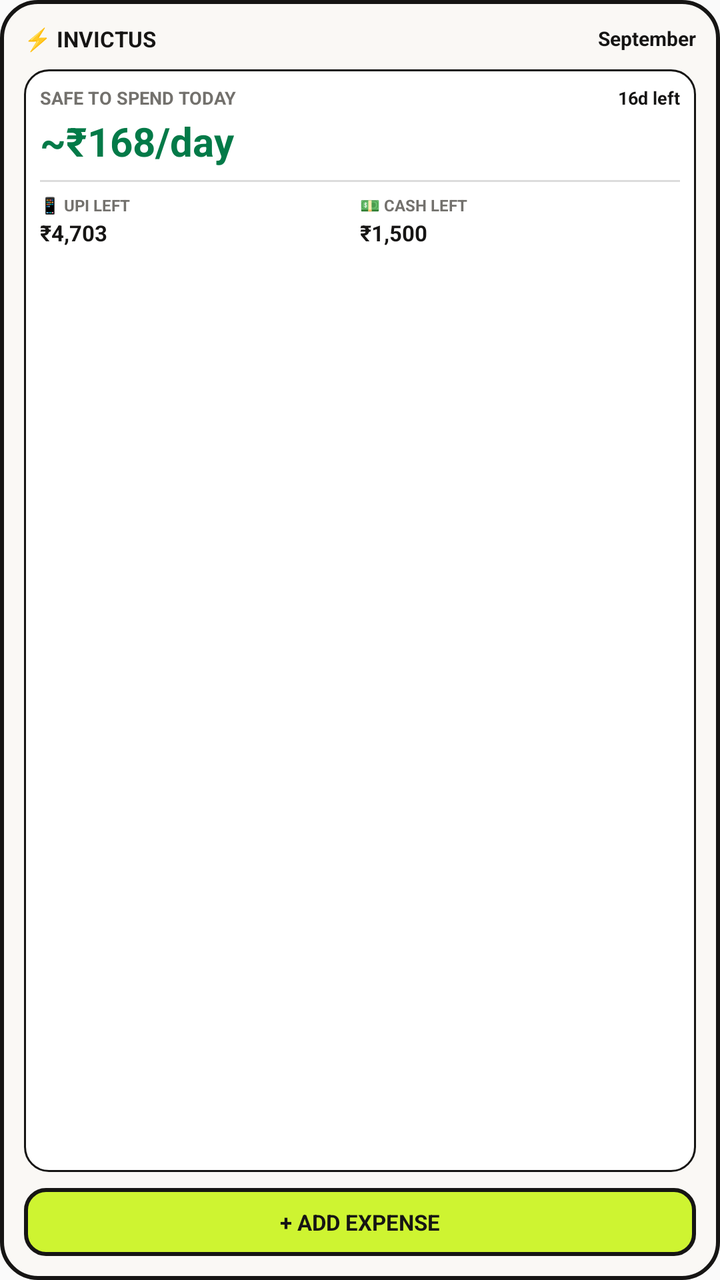
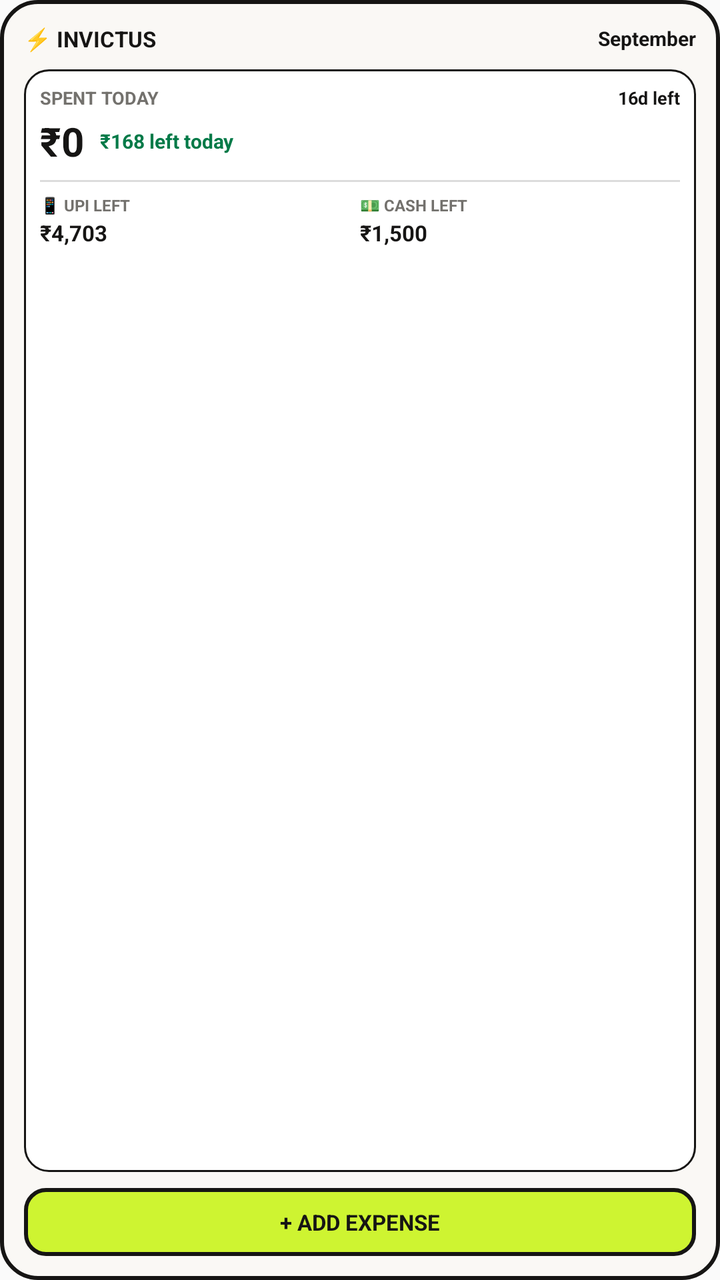

Screens rendered from an Android XML layout before and after an edit, with the pre-edit source and the edit as a unified diff.
<!-- AndroidManifest.xml: application theme AppTheme -->
<!-- res/layout/widget_safe_spend.xml -->
<?xml version="1.0" encoding="utf-8"?>
<LinearLayout xmlns:android="http://schemas.android.com/apk/res/android"
    android:id="@+id/widget_container"
    android:layout_width="match_parent"
    android:layout_height="match_parent"
    android:orientation="vertical"
    android:background="@drawable/widget_background"
    android:padding="12dp">

    
    <LinearLayout
        android:layout_width="match_parent"
        android:layout_height="wrap_content"
        android:orientation="horizontal"
        android:gravity="center_vertical">

        <TextView
            android:id="@+id/widget_title"
            android:layout_width="0dp"
            android:layout_height="wrap_content"
            android:layout_weight="1"
            android:text="⚡ INVICTUS"
            android:textColor="#161514"
            android:textSize="11sp"
            android:textStyle="bold" />

        <TextView
            android:id="@+id/widget_month_label"
            android:layout_width="wrap_content"
            android:layout_height="wrap_content"
            android:text="September"
            android:textColor="#161514"
            android:textSize="10sp"
            android:textStyle="bold" />
    </LinearLayout>

    
    <LinearLayout
        android:layout_width="match_parent"
        android:layout_height="0dp"
        android:layout_weight="1"
        android:layout_marginTop="8dp"
        android:layout_marginBottom="8dp"
        android:orientation="vertical"
        android:background="@drawable/widget_card_inset"
        android:padding="8dp">

        
        <LinearLayout
            android:layout_width="match_parent"
            android:layout_height="wrap_content"
            android:orientation="horizontal"
            android:gravity="center_vertical">

            <TextView
                android:layout_width="0dp"
                android:layout_height="wrap_content"
                android:layout_weight="1"
                android:text="SAFE TO SPEND TODAY"
                android:textColor="#73716D"
                android:textSize="9sp"
                android:textStyle="bold" />

            <TextView
                android:id="@+id/widget_days_left"
                android:layout_width="wrap_content"
                android:layout_height="wrap_content"
                android:text="16d left"
                android:textColor="#161514"
                android:textSize="9sp"
                android:textStyle="bold" />
        </LinearLayout>

        
        <TextView
            android:id="@+id/widget_safe_amount"
            android:layout_width="match_parent"
            android:layout_height="wrap_content"
            android:layout_marginTop="2dp"
            android:text="~₹168/day"
            android:textColor="#037A48"
            android:textSize="20sp"
            android:textStyle="bold" />

        
        <FrameLayout
            android:layout_width="match_parent"
            android:layout_height="1dp"
            android:layout_marginTop="6dp"
            android:layout_marginBottom="6dp"
            android:background="#26161514" />

        
        <LinearLayout
            android:layout_width="match_parent"
            android:layout_height="wrap_content"
            android:orientation="horizontal">

            <LinearLayout
                android:layout_width="0dp"
                android:layout_height="wrap_content"
                android:layout_weight="1"
                android:orientation="vertical">

                <TextView
                    android:layout_width="wrap_content"
                    android:layout_height="wrap_content"
                    android:text="📱 UPI LEFT"
                    android:textColor="#73716D"
                    android:textSize="8sp"
                    android:textStyle="bold" />

                <TextView
                    android:id="@+id/widget_upi_left"
                    android:layout_width="wrap_content"
                    android:layout_height="wrap_content"
                    android:layout_marginTop="1dp"
                    android:text="₹4,703"
                    android:textColor="#161514"
                    android:textSize="11sp"
                    android:textStyle="bold" />
            </LinearLayout>

            <LinearLayout
                android:layout_width="0dp"
                android:layout_height="wrap_content"
                android:layout_weight="1"
                android:orientation="vertical">

                <TextView
                    android:layout_width="wrap_content"
                    android:layout_height="wrap_content"
                    android:text="💵 CASH LEFT"
                    android:textColor="#73716D"
                    android:textSize="8sp"
                    android:textStyle="bold" />

                <TextView
                    android:id="@+id/widget_cash_left"
                    android:layout_width="wrap_content"
                    android:layout_height="wrap_content"
                    android:layout_marginTop="1dp"
                    android:text="₹1,500"
                    android:textColor="#161514"
                    android:textSize="11sp"
                    android:textStyle="bold" />
            </LinearLayout>
        </LinearLayout>
    </LinearLayout>

    
    <TextView
        android:id="@+id/widget_btn_add_expense"
        android:layout_width="match_parent"
        android:layout_height="34dp"
        android:background="@drawable/widget_button_background"
        android:gravity="center"
        android:text="+ ADD EXPENSE"
        android:textColor="#161514"
        android:textSize="11sp"
        android:textStyle="bold" />

</LinearLayout>
<!-- resources referenced by this layout -->
<resources>
  <!-- drawable widget_background (drawable) -->
  <?xml version="1.0" encoding="utf-8"?>
  <shape xmlns:android="http://schemas.android.com/apk/res/android"
      android:shape="rectangle">
      <solid android:color="#FAF8F5" />
      <stroke
          android:width="2dp"
          android:color="#161514" />
      <corners android:radius="18dp" />
  </shape>
  <!-- drawable widget_button_background (drawable) -->
  <?xml version="1.0" encoding="utf-8"?>
  <shape xmlns:android="http://schemas.android.com/apk/res/android"
      android:shape="rectangle">
      <solid android:color="#CEF431" />
      <stroke
          android:width="2dp"
          android:color="#161514" />
      <corners android:radius="10dp" />
  </shape>
  <!-- drawable widget_card_inset (drawable) -->
  <?xml version="1.0" encoding="utf-8"?>
  <shape xmlns:android="http://schemas.android.com/apk/res/android"
      android:shape="rectangle">
      <solid android:color="#FFFFFF" />
      <stroke
          android:width="1dp"
          android:color="#161514" />
      <corners android:radius="12dp" />
  </shape>
  <style name="AppTheme" parent="Theme.AppCompat.Light.DarkActionBar">
          
          <item name="colorPrimary">@color/colorPrimary</item>
          <item name="colorPrimaryDark">@color/colorPrimaryDark</item>
          <item name="colorAccent">@color/colorAccent</item>
      </style>
</resources>

<!-- the commit's change to res/layout/widget_safe_spend.xml (unified diff, before → after) -->
@@ -53,10 +53,11 @@
             android:gravity="center_vertical">
 
             <TextView
+                android:id="@+id/widget_hero_label"
                 android:layout_width="0dp"
                 android:layout_height="wrap_content"
                 android:layout_weight="1"
-                android:text="SAFE TO SPEND TODAY"
+                android:text="SPENT TODAY"
                 android:textColor="#73716D"
                 android:textSize="9sp"
                 android:textStyle="bold" />
@@ -72,15 +73,34 @@
         </LinearLayout>
 
         
-        <TextView
-            android:id="@+id/widget_safe_amount"
+        <LinearLayout
             android:layout_width="match_parent"
             android:layout_height="wrap_content"
-            android:layout_marginTop="2dp"
-            android:text="~₹168/day"
-            android:textColor="#037A48"
-            android:textSize="20sp"
-            android:textStyle="bold" />
+            android:orientation="horizontal"
+            android:gravity="center_vertical"
+            android:layout_marginTop="2dp">
+
+            <TextView
+                android:id="@+id/widget_safe_amount"
+                android:layout_width="wrap_content"
+                android:layout_height="wrap_content"
+                android:text="₹0"
+                android:textColor="#161514"
+                android:textSize="20sp"
+                android:textStyle="bold" />
+
+            <TextView
+                android:id="@+id/widget_today_badge"
+                android:layout_width="0dp"
+                android:layout_height="wrap_content"
+                android:layout_weight="1"
+                android:layout_marginStart="8dp"
+                android:text="₹168 left today"
+                android:textColor="#037A48"
+                android:textSize="10sp"
+                android:textStyle="bold"
+                android:singleLine="true" />
+        </LinearLayout>
 
         
         <FrameLayout
